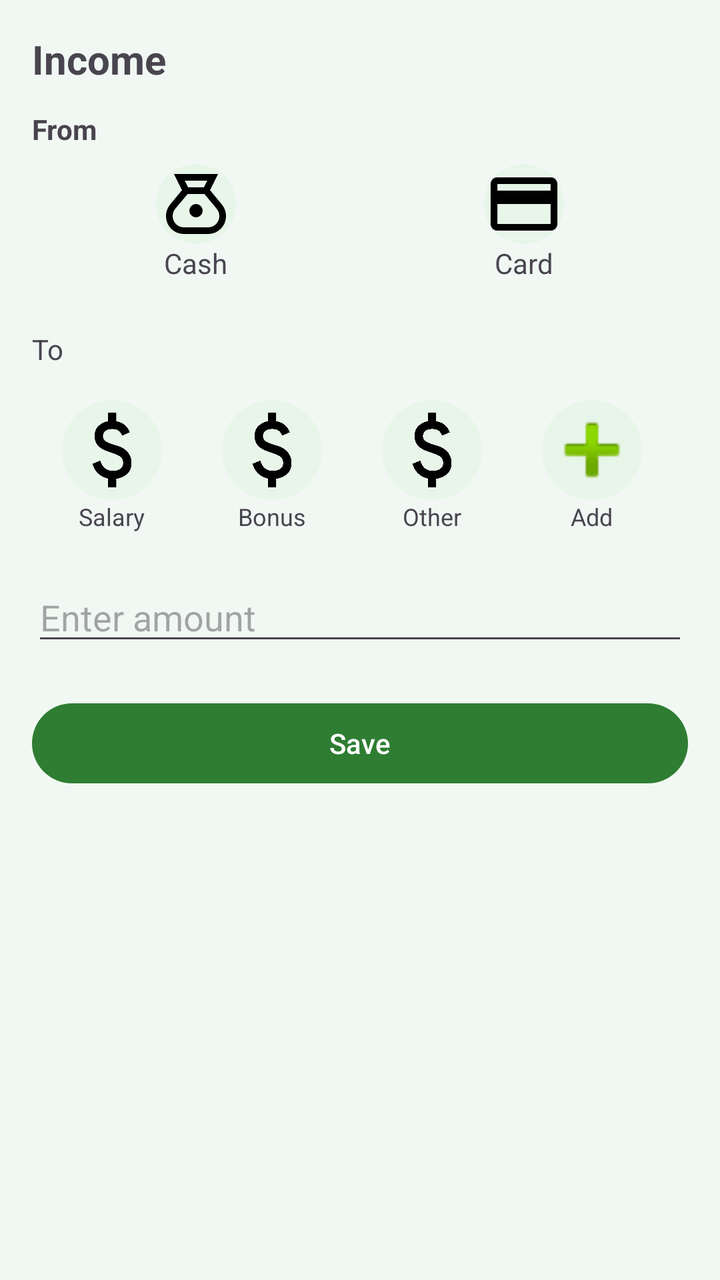
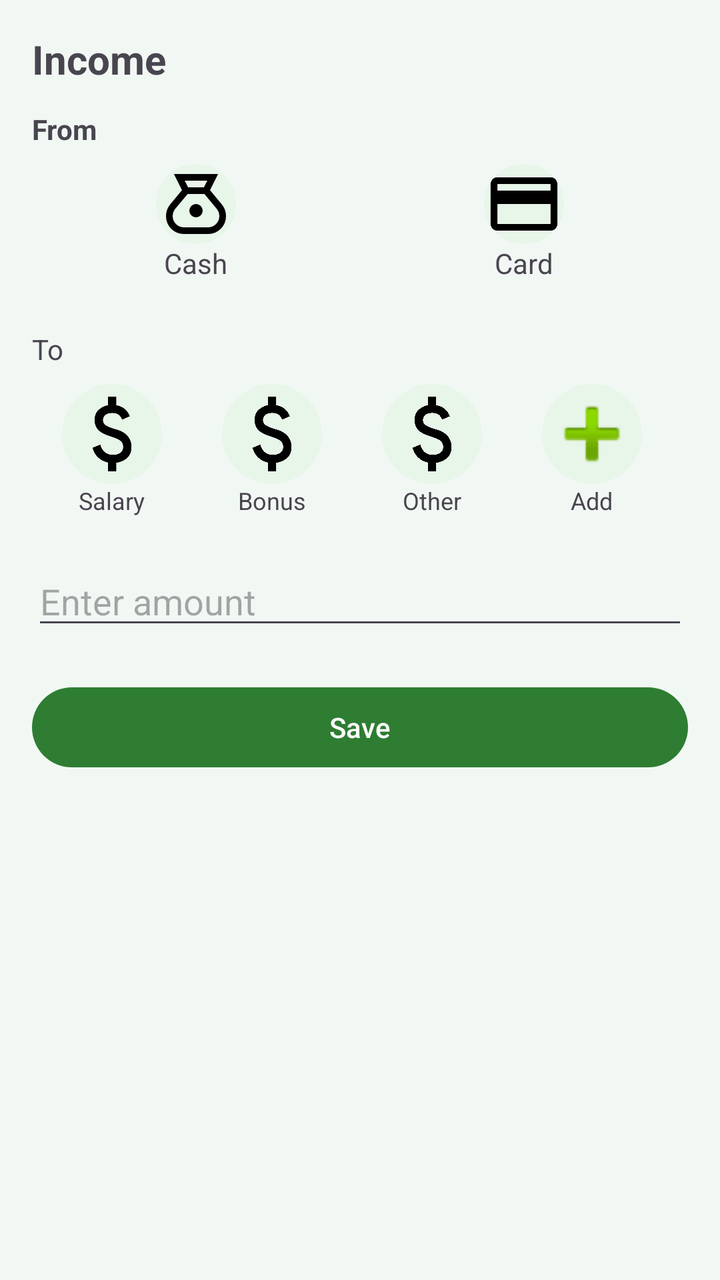

The first picture is an Android layout as it rendered before a commit; the second is the same layout after the commit. The layout source and the unified diff follow.
<!-- AndroidManifest.xml: application theme Theme.MoneyTrack -->
<!-- res/layout/dialog_income.xml -->
<LinearLayout xmlns:android="http://schemas.android.com/apk/res/android"
    android:layout_width="match_parent"
    android:layout_height="wrap_content"
    android:orientation="vertical"
    android:padding="16dp">

    
    <TextView
        android:layout_width="wrap_content"
        android:layout_height="wrap_content"
        android:text="Income"
        android:textSize="20sp"
        android:textStyle="bold"/>

    <TextView
        android:text="From"
        android:textStyle="bold"
        android:layout_marginTop="12dp"
        android:layout_height="wrap_content"
        android:layout_width="wrap_content"/>

    <LinearLayout
        android:layout_width="match_parent"
        android:layout_height="wrap_content"
        android:orientation="horizontal">

        <LinearLayout
            android:id="@+id/srcCashIncome"
            android:layout_width="0dp"
            android:layout_height="wrap_content"
            android:layout_weight="1"
            android:gravity="center"
            android:orientation="vertical"
            android:padding="8dp">

            <ImageView
                android:src="@drawable/ic_cash"
                android:layout_width="40dp"
                android:layout_height="40dp"
                android:background="@drawable/bg_circle"/>

            <TextView
                android:text="Cash"
                android:layout_height="wrap_content"
                android:layout_width="wrap_content"/>
        </LinearLayout>

        <LinearLayout
            android:id="@+id/srcCardIncome"
            android:layout_width="0dp"
            android:layout_height="wrap_content"
            android:layout_weight="1"
            android:gravity="center"
            android:orientation="vertical"
            android:padding="8dp">

            <ImageView
                android:src="@drawable/ic_card"
                android:layout_width="40dp"
                android:layout_height="40dp"
                android:background="@drawable/bg_circle"/>

            <TextView
                android:text="Card"
                android:layout_height="wrap_content"
                android:layout_width="wrap_content"/>
        </LinearLayout>

    </LinearLayout>



    
    <TextView
        android:layout_width="wrap_content"
        android:layout_height="wrap_content"
        android:text="To"
        android:layout_marginTop="16dp"/>

    <LinearLayout
        android:layout_width="match_parent"
        android:layout_height="wrap_content"
        android:orientation="horizontal"
        android:layout_marginTop="8dp">

        
        <LinearLayout
            android:id="@+id/catSalary"
            android:layout_width="80dp"
            android:layout_height="wrap_content"
            android:orientation="vertical"
            android:gravity="center"
            android:padding="8dp">

            <ImageView
                android:layout_width="50dp"
                android:layout_height="50dp"
                android:src="@drawable/ic_money"
                android:background="@drawable/bg_circle"/>

            <TextView
                android:text="Salary"
                android:textSize="12sp"
                android:layout_height="wrap_content"
                android:layout_width="wrap_content"/>
        </LinearLayout>

        
        <LinearLayout
            android:id="@+id/catBonus"
            android:layout_width="80dp"
            android:layout_height="wrap_content"
            android:orientation="vertical"
            android:gravity="center"
            android:padding="8dp">

            <ImageView
                android:layout_width="50dp"
                android:layout_height="50dp"
                android:src="@drawable/ic_money"
                android:background="@drawable/bg_circle"/>

            <TextView
                android:text="Bonus"
                android:textSize="12sp"
                android:layout_height="wrap_content"
                android:layout_width="wrap_content"/>
        </LinearLayout>

        
        <LinearLayout
            android:id="@+id/catOtherIncome"
            android:layout_width="80dp"
            android:layout_height="wrap_content"
            android:orientation="vertical"
            android:gravity="center"
            android:padding="8dp">

            <ImageView
                android:layout_width="50dp"
                android:layout_height="50dp"
                android:src="@drawable/ic_money"
                android:background="@drawable/bg_circle"/>

            <TextView
                android:text="Other"
                android:textSize="12sp"
                android:layout_height="wrap_content"
                android:layout_width="wrap_content"/>
        </LinearLayout>

        
        <LinearLayout
            android:id="@+id/catAdd"
            android:layout_width="80dp"
            android:layout_height="wrap_content"
            android:orientation="vertical"
            android:gravity="center"
            android:padding="8dp">

            <ImageView
                android:layout_width="50dp"
                android:layout_height="50dp"
                android:src="@android:drawable/ic_input_add"
                android:background="@drawable/bg_circle"/>

            <TextView
                android:text="Add"
                android:textSize="12sp"
                android:layout_height="wrap_content"
                android:layout_width="wrap_content"/>
        </LinearLayout>

    </LinearLayout>


    
    <EditText
        android:id="@+id/etAmountIncome"
        android:layout_width="match_parent"
        android:layout_height="wrap_content"
        android:hint="Enter amount"
        android:inputType="numberDecimal"
        android:layout_marginTop="12dp"/>

    
    <Button
        android:id="@+id/btnSaveIncome"
        android:layout_width="match_parent"
        android:layout_height="wrap_content"
        android:text="Save"
        android:layout_marginTop="20dp"/>

</LinearLayout>
<!-- resources referenced by this layout -->
<resources>
  <!-- drawable bg_circle (drawable) -->
  <shape xmlns:android="http://schemas.android.com/apk/res/android">
      <solid android:color="#E8F5E9"/>
      <corners android:radius="100dp"/>
  </shape>
  <!-- drawable ic_card (drawable) -->
  <vector xmlns:android="http://schemas.android.com/apk/res/android" android:height="24dp" android:tint="#000000" android:viewportHeight="24" android:viewportWidth="24" android:width="24dp">
        
      <path android:fillColor="@android:color/white" android:pathData="M20,4L4,4c-1.11,0 -1.99,0.89 -1.99,2L2,18c0,1.11 0.89,2 2,2h16c1.11,0 2,-0.89 2,-2L22,6c0,-1.11 -0.89,-2 -2,-2zM20,18L4,18v-6h16v6zM20,8L4,8L4,6h16v2z"/>
      
  </vector>
  <!-- drawable ic_cash (drawable) -->
  <vector xmlns:android="http://schemas.android.com/apk/res/android" android:height="24dp" android:tint="#000000" android:viewportHeight="960" android:viewportWidth="960" android:width="24dp">
        
      <path android:fillColor="@android:color/white" android:pathData="M336,840Q245,840 182.5,777.5Q120,715 120,624Q120,586 133,550Q146,514 170,485L312,314L215,120L745,120L648,314L790,485Q814,514 827,550Q840,586 840,624Q840,715 777,777.5Q714,840 624,840L336,840ZM480,640Q447,640 423.5,616.5Q400,593 400,560Q400,527 423.5,503.5Q447,480 480,480Q513,480 536.5,503.5Q560,527 560,560Q560,593 536.5,616.5Q513,640 480,640ZM385,280L575,280L615,200L345,200L385,280ZM336,760L624,760Q681,760 720.5,720.5Q760,681 760,624Q760,600 751.5,577.5Q743,555 728,537L581,360L380,360L232,536Q217,554 208.5,577Q200,600 200,624Q200,681 239.5,720.5Q279,760 336,760Z"/>
      
  </vector>
  <!-- drawable ic_money (drawable) -->
  <vector xmlns:android="http://schemas.android.com/apk/res/android" android:height="24dp" android:tint="#000000" android:viewportHeight="960" android:viewportWidth="960" android:width="24dp">
        
      <path android:fillColor="@android:color/white" android:pathData="M441,840L441,754Q388,742 349.5,708Q311,674 293,612L367,582Q382,630 411.5,655Q441,680 489,680Q530,680 558.5,661.5Q587,643 587,604Q587,569 565,548.5Q543,528 463,502Q377,475 345,437.5Q313,400 313,346Q313,281 355,245Q397,209 441,204L441,120L521,120L521,204Q571,212 603.5,240.5Q636,269 651,310L577,342Q565,310 543,294Q521,278 483,278Q439,278 416,297.5Q393,317 393,346Q393,379 423,398Q453,417 527,438Q596,458 631.5,501.5Q667,545 667,602Q667,673 625,710Q583,747 521,756L521,840L441,840Z"/>
      
  </vector>
  <style name="Theme.MoneyTrack" parent="Base.Theme.MoneyTrack" />
  <style name="Base.Theme.MoneyTrack" parent="Theme.Material3.DayNight.NoActionBar">
  
          
          <item name="colorPrimary">#2E7D32</item>
          <item name="colorOnPrimary">#FFFFFF</item>
  
          
          <item name="colorSecondary">#66BB6A</item>
  
          
          <item name="android:colorBackground">#F1F8F4</item>
  
      </style>
</resources>

<!-- the commit's change to res/layout/dialog_income.xml (unified diff, before → after) -->
@@ -77,11 +77,15 @@
         android:text="To"
         android:layout_marginTop="16dp"/>
 
+    <HorizontalScrollView
+        android:layout_width="match_parent"
+        android:layout_height="wrap_content">
+
     <LinearLayout
-        android:layout_width="match_parent"
+        android:id="@+id/categoryContainerIncome"
+        android:layout_width="wrap_content"
         android:layout_height="wrap_content"
-        android:orientation="horizontal"
-        android:layout_marginTop="8dp">
+        android:orientation="horizontal">
 
         
         <LinearLayout
@@ -151,7 +155,7 @@
 
         
         <LinearLayout
-            android:id="@+id/catAdd"
+            android:id="@+id/catAddIncome"
             android:layout_width="80dp"
             android:layout_height="wrap_content"
             android:orientation="vertical"
@@ -172,6 +176,7 @@
         </LinearLayout>
 
     </LinearLayout>
+    </HorizontalScrollView>
 
 
     
